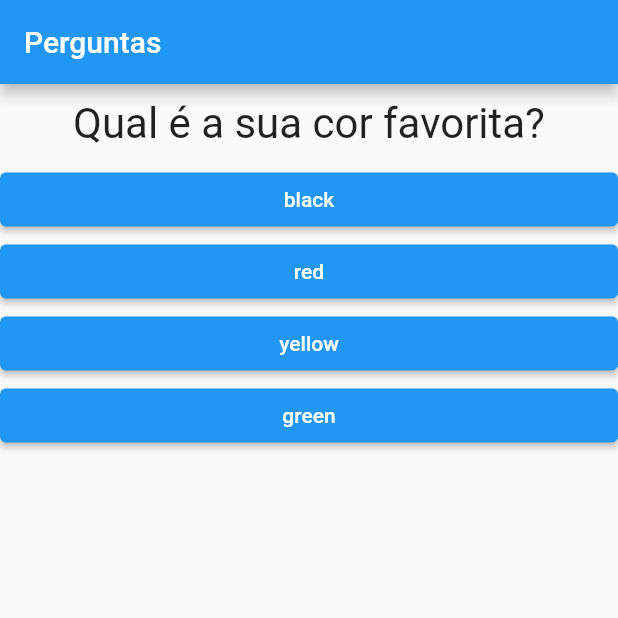
After one commit to Thejuniordev/projeto_perguntaas, a Flutter app: the screen it shows after launch, on a phone screen of 412 x 824 dp, the top half of it. The commit adds this screen. Run offline on Flutter 3.47's test engine with Material 2 defaults, Android fonts, the phone set to English and light mode, and no system bars.

Commit message:
feat(Section 2): Create widget quiz

```diff
--- a/lib/main.dart
+++ b/lib/main.dart
@@ -1,7 +1,6 @@
 import 'package:flutter/material.dart';
-import 'package:projeto_perguntas/responses.dart';
+import 'package:projeto_perguntas/quiz.dart';
 import 'package:projeto_perguntas/result.dart';
-import './question.dart';
 
 main() {
   runApp(const PerguntaApp());
@@ -35,25 +34,16 @@ class _PerguntaAppState extends State<PerguntaApp> {
 
   @override
   Widget build(BuildContext context) {
-    List<String> responses = hasSelectedQuestions
-        ? _perguntas[_perguntaSelecionada].cast()['reponse']
-        : <String>[];
-
     return MaterialApp(
       home: Scaffold(
         appBar: AppBar(
           title: const Text('Perguntas'),
         ),
         body: hasSelectedQuestions
-            ? Column(
-                children: <Widget>[
-                  //Question(perguntas[_perguntaSelecionada]['text']), Mudou na versão 3 do flutter
-                  Question(_perguntas[_perguntaSelecionada]['text'].toString()),
-                  ...responses
-                      .map((text) => Responses(text, _responder))
-                      .toList(),
-                ],
-              )
+            ? Quiz(
+                perguntas: _perguntas,
+                perguntaSelecionada: _perguntaSelecionada,
+                responder: _responder)
             : const Result(),
       ),
     );
--- /dev/null
+++ b/lib/quiz.dart
@@ -0,0 +1,33 @@
+import 'package:flutter/material.dart';
+import 'package:projeto_perguntas/question.dart';
+import 'package:projeto_perguntas/responses.dart';
+
+class Quiz extends StatelessWidget {
+  final List<Map<String, Object>> perguntas;
+  final int perguntaSelecionada;
+  final void Function() responder;
+
+  const Quiz({
+    required this.perguntas,
+    required this.perguntaSelecionada,
+    required this.responder,
+    Key? key,
+  }) : super(key: key);
+
+  bool get hasSelectedQuestions {
+    return perguntaSelecionada < perguntas.length;
+  }
+
+  @override
+  Widget build(BuildContext context) {
+    List<String> responses = hasSelectedQuestions
+        ? perguntas[perguntaSelecionada].cast()['reponse']
+        : [];
+    return Column(
+      children: <Widget>[
+        Question(perguntas[perguntaSelecionada]['text'].toString()),
+        ...responses.map((text) => Responses(text, responder)).toList(),
+      ],
+    );
+  }
+}
```
